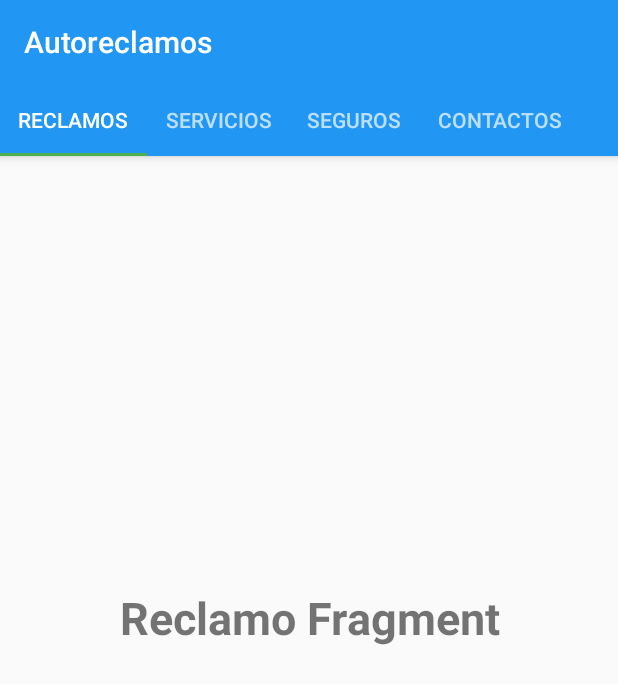
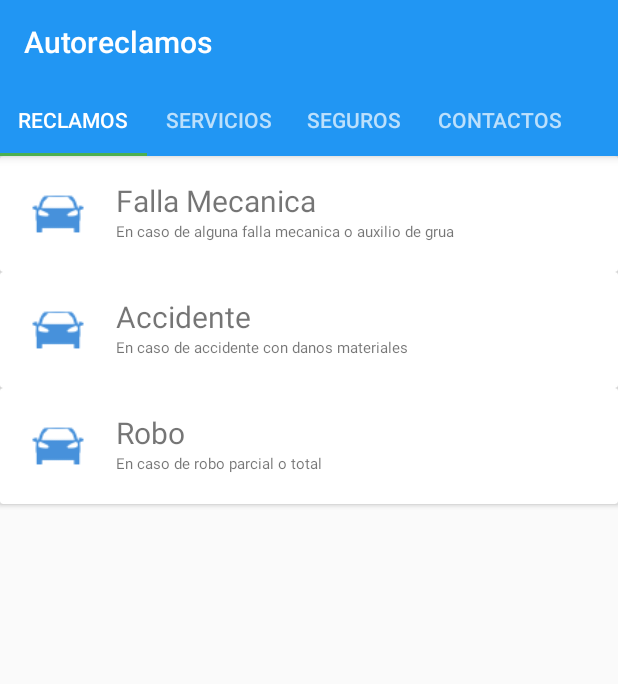
Before and after one commit to casiprogramador/autoreclamos, an Android app: the screen it shows after launch (MainActivity), on a phone screen of 412 x 824 dp. Shown: the top 684 px of the screen. Run offline under Robolectric (Android 15) with nearby library versions, the light colour scheme and no system bars.

Commit message:
Agregado recicler view de reclamos

```diff
--- /dev/null
+++ b/app/src/main/java/com/marceloapp/autoreclamos/Adapters/ReclamosAdapter.java
@@ -0,0 +1,59 @@
+package com.marceloapp.autoreclamos.Adapters;
+
+import android.support.v7.widget.CardView;
+import android.support.v7.widget.RecyclerView;
+import android.view.LayoutInflater;
+import android.view.View;
+import android.view.ViewGroup;
+import android.widget.ImageView;
+import android.widget.TextView;
+
+import com.marceloapp.autoreclamos.Models.Reclamo;
+import com.marceloapp.autoreclamos.R;
+
+import java.util.List;
+
+/**
+ * Created by Marcelo on 30/4/2016.
+ */
+public class ReclamosAdapter extends RecyclerView.Adapter <ReclamosAdapter.ReclamosViewHolder>{
+
+    List<Reclamo> reclamos;
+
+    public ReclamosAdapter(List<Reclamo> reclamos){
+        this.reclamos = reclamos;
+    }
+    @Override
+    public ReclamosViewHolder onCreateViewHolder(ViewGroup parent, int viewType) {
+        View v = LayoutInflater.from(parent.getContext()).inflate(R.layout.cardview_itemreclamo, parent, false);
+        ReclamosViewHolder rvh = new ReclamosViewHolder(v);
+        return rvh;
+    }
+
+    @Override
+    public void onBindViewHolder(ReclamosViewHolder holder, int position) {
+        holder.reclamoTitle.setText(reclamos.get(position).title);
+        holder.reclamoDescription.setText(reclamos.get(position).description);
+        holder.reclamoIcon.setImageResource(reclamos.get(position).iconId);
+    }
+
+    @Override
+    public int getItemCount() {
+        return reclamos.size();
+    }
+
+    public static class ReclamosViewHolder extends RecyclerView.ViewHolder{
+        CardView cv;
+        TextView reclamoTitle;
+        TextView reclamoDescription;
+        ImageView reclamoIcon;
+
+        public ReclamosViewHolder(View itemView) {
+            super(itemView);
+            cv = (CardView)itemView.findViewById(R.id.cv);
+            reclamoTitle = (TextView)itemView.findViewById(R.id.reclamo_title);
+            reclamoDescription = (TextView)itemView.findViewById(R.id.reclamo_description);
+            reclamoIcon = (ImageView)itemView.findViewById(R.id.reclamo_icon);
+        }
+    }
+}
--- a/app/src/main/java/com/marceloapp/autoreclamos/Fragments/ReclamosFragment.java
+++ b/app/src/main/java/com/marceloapp/autoreclamos/Fragments/ReclamosFragment.java
@@ -2,13 +2,26 @@ package com.marceloapp.autoreclamos.Fragments;
 
 import android.os.Bundle;
 import android.support.v4.app.Fragment;
+import android.support.v4.app.FragmentActivity;
+import android.support.v7.widget.LinearLayoutManager;
+import android.support.v7.widget.RecyclerView;
 import android.view.LayoutInflater;
 import android.view.View;
 import android.view.ViewGroup;
 
+import com.marceloapp.autoreclamos.Adapters.ReclamosAdapter;
+import com.marceloapp.autoreclamos.Models.Reclamo;
 import com.marceloapp.autoreclamos.R;
 
+import java.util.ArrayList;
+import java.util.List;
+
 public class ReclamosFragment extends Fragment {
+
+
+    private List<Reclamo> reclamos;
+    private RecyclerView recyclerView;
+
     public ReclamosFragment() {
         // Required empty public constructor
     }
@@ -18,6 +31,35 @@ public class ReclamosFragment extends Fragment {
     public View onCreateView(LayoutInflater inflater, ViewGroup container,
                              Bundle savedInstanceState) {
         // Inflate the layout for this fragment
-        return inflater.inflate(R.layout.fragment_reclamos, container, false);
+        FragmentActivity c = getActivity();
+        View view = inflater.inflate(R.layout.fragment_reclamos, container, false);
+        RecyclerView recyclerView = (RecyclerView) view.findViewById(R.id.RVreclamos);
+        LinearLayoutManager layoutManager = new LinearLayoutManager(c);
+        recyclerView.setLayoutManager(layoutManager);
+
+        reclamos = new ArrayList<>();
+        reclamos.add(new Reclamo("Falla Mecanica","En caso de alguna falla mecanica o auxilio de grua",R.drawable.icon_car));
+        reclamos.add(new Reclamo("Accidente ","En caso de accidente con danos materiales",R.drawable.icon_car));
+        reclamos.add(new Reclamo("Robo","En caso de robo parcial o total",R.drawable.icon_car));
+
+        ReclamosAdapter adapter = new ReclamosAdapter(reclamos);
+        recyclerView.setAdapter(adapter);
+
+        //initializeData();
+        //initializeAdapter();
+
+        return view;
+    }
+
+    private void initializeData(){
+        reclamos = new ArrayList<>();
+        reclamos.add(new Reclamo("Titulo Reclamo 1","Descripcion Reclamo 1",R.mipmap.ic_launcher));
+        reclamos.add(new Reclamo("Titulo Reclamo 2","Descripcion Reclamo 2",R.mipmap.ic_launcher));
+        reclamos.add(new Reclamo("Titulo Reclamo 3","Descripcion Reclamo 3",R.mipmap.ic_launcher));
+    }
+
+    private void initializeAdapter(){
+        ReclamosAdapter adapter = new ReclamosAdapter(reclamos);
+        recyclerView.setAdapter(adapter);
     }
 }
--- /dev/null
+++ b/app/src/main/java/com/marceloapp/autoreclamos/Models/Reclamo.java
@@ -0,0 +1,20 @@
+package com.marceloapp.autoreclamos.Models;
+
+import com.marceloapp.autoreclamos.R;
+
+import java.util.ArrayList;
+import java.util.List;
+
+/**
+ * Created by Marcelo on 30/4/2016.
+ */
+public class Reclamo {
+    public String title;
+    public String description;
+    public int iconId;
+    public Reclamo(String title, String description, int iconId){
+        this.title = title;
+        this.description = description;
+        this.iconId = iconId;
+    }
+}
--- a/app/src/main/res/layout/activity_main.xml
+++ b/app/src/main/res/layout/activity_main.xml
@@ -1,11 +1,12 @@
 <?xml version="1.0" encoding="utf-8"?>
-<RelativeLayout
+<LinearLayout
     xmlns:app="http://schemas.android.com/apk/res-auto"
     xmlns:android="http://schemas.android.com/apk/res/android"
     xmlns:tools="http://schemas.android.com/tools"
     android:layout_width="match_parent"
     android:layout_height="match_parent"
-    tools:context="com.marceloapp.autoreclamos.MainActivity">
+    tools:context="com.marceloapp.autoreclamos.MainActivity"
+    android:orientation="vertical">
 
     <android.support.design.widget.AppBarLayout
         android:layout_height="wrap_content"
@@ -30,4 +31,4 @@
         android:layout_height="match_parent"
         android:id="@+id/viewPager">
     </android.support.v4.view.ViewPager>
-</RelativeLayout>
+</LinearLayout>
--- a/app/src/main/res/layout/cardview_itemreclamo.xml
+++ b/app/src/main/res/layout/cardview_itemreclamo.xml
@@ -1,11 +1,7 @@
 <?xml version="1.0" encoding="utf-8"?>
-<LinearLayout xmlns:android="http://schemas.android.com/apk/res/android"
-    android:layout_width="match_parent"
-    android:layout_height="match_parent"
-    android:padding="16dp"
-    >
 
     <android.support.v7.widget.CardView
+        xmlns:android="http://schemas.android.com/apk/res/android"
         android:layout_width="match_parent"
         android:layout_height="wrap_content"
         android:id="@+id/cv"
@@ -18,11 +14,12 @@
             >
 
             <ImageView
-                android:layout_width="wrap_content"
-                android:layout_height="wrap_content"
-                android:id="@+id/person_photo"
+                android:layout_width="45sp"
+                android:layout_height="45sp"
+                android:id="@+id/reclamo_icon"
                 android:layout_alignParentLeft="true"
-                android:src="@mipmap/ic_launcher"
+                android:src="@drawable/icon_car"
+
                 android:layout_alignParentTop="true"
                 android:layout_marginRight="16dp"
                 />
@@ -30,24 +27,23 @@
             <TextView
                 android:layout_width="wrap_content"
                 android:layout_height="wrap_content"
-                android:id="@+id/person_name"
+                android:id="@+id/reclamo_title"
                 android:text="title item"
-                android:layout_toRightOf="@+id/person_photo"
+                android:layout_toRightOf="@+id/reclamo_icon"
                 android:layout_alignParentTop="true"
-                android:textSize="30sp"
+                android:textSize="20sp"
                 />
 
             <TextView
                 android:layout_width="wrap_content"
                 android:layout_height="wrap_content"
-                android:id="@+id/person_age"
+                android:id="@+id/reclamo_description"
                 android:text="description item"
-                android:layout_toRightOf="@+id/person_photo"
-                android:layout_below="@+id/person_name"
+                android:layout_toRightOf="@+id/reclamo_icon"
+                android:layout_below="@+id/reclamo_title"
+                android:textSize="10sp"
                 />
 
         </RelativeLayout>
 
     </android.support.v7.widget.CardView>
-
-</LinearLayout>
--- a/app/src/main/res/layout/fragment_reclamos.xml
+++ b/app/src/main/res/layout/fragment_reclamos.xml
@@ -4,12 +4,14 @@
     android:layout_height="match_parent"
     tools:context="com.marceloapp.autoreclamos.Fragments.ReclamosFragment">
 
-    <TextView
+    <android.support.v7.widget.RecyclerView
+        xmlns:android="http://schemas.android.com/apk/res/android"
         android:layout_width="match_parent"
         android:layout_height="match_parent"
-        android:text="Reclamo Fragment"
+
         android:gravity="center"
-        android:textSize="30dp"
-        android:textStyle="bold"/>
+        android:id="@+id/RVreclamos">
+
+    </android.support.v7.widget.RecyclerView>
 
 </FrameLayout>
--- /dev/null
+++ b/app/src/main/res/layout/recyclerview_reclamos.xml
@@ -0,0 +1,8 @@
+<?xml version="1.0" encoding="utf-8"?>
+<android.support.v7.widget.RecyclerView
+    xmlns:android="http://schemas.android.com/apk/res/android"
+    android:layout_width="match_parent"
+    android:layout_height="match_parent"
+    android:id="@+id/reclamos1">
+
+</android.support.v7.widget.RecyclerView>
```
Also changed, not shown: app/src/main/res/drawable-hdpi/icon_car.png (added), app/src/main/res/drawable-mdpi/icon_car.png (added), app/src/main/res/drawable-xhdpi/icon_car.png (added), app/src/main/res/drawable-xxhdpi/icon_car.png (added).
